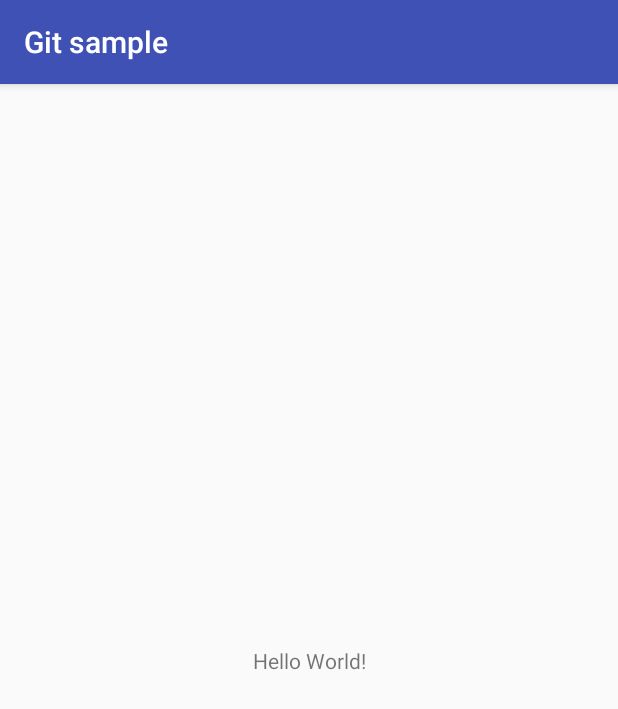
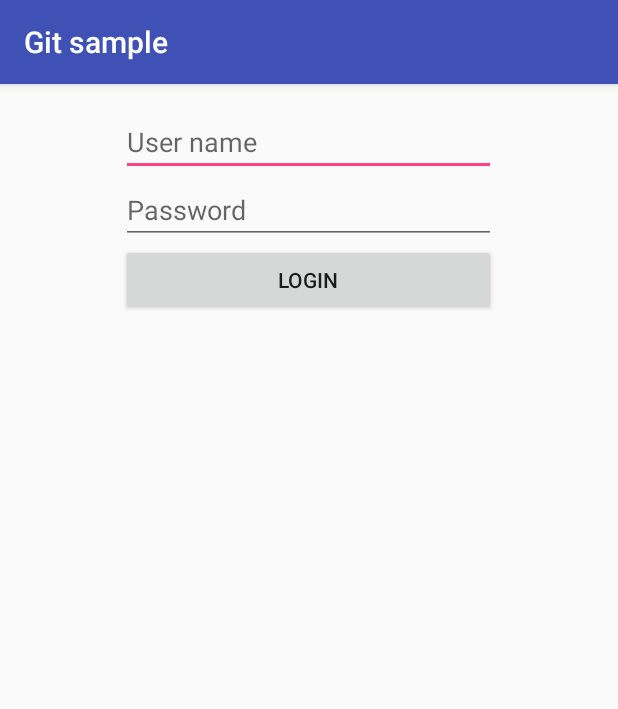
Before and after one commit to Rameshbeandroid/MySample, an Android app: the screen it shows after launch (MainActivity before the commit, LoginActivity after it), on a phone screen of 412 x 824 dp. Shown: the top 709 px of the screen. Run offline under Robolectric (Android 15) with nearby library versions, the phone set to English and light mode, and no system bars; 1 statement that could not run was skipped.

Commit message:
Mvp implemented

```diff
--- a/app/src/main/AndroidManifest.xml
+++ b/app/src/main/AndroidManifest.xml
@@ -3,13 +3,12 @@
     package="com.ramesh.gitsample">
 
     <application
-        android:allowBackup="true"
         android:icon="@mipmap/ic_launcher"
         android:label="@string/app_name"
         android:roundIcon="@mipmap/ic_launcher_round"
         android:supportsRtl="true"
         android:theme="@style/AppTheme">
-        <activity android:name=".MainActivity">
+        <activity android:name=".login.LoginActivity">
             <intent-filter>
                 <action android:name="android.intent.action.MAIN" />
 
--- a/app/src/main/java/com/ramesh/gitsample/MainActivity.java
+++ /dev/null
@@ -1,19 +0,0 @@
-package com.ramesh.gitsample;
-
-import android.os.Bundle;
-import android.support.v7.app.AppCompatActivity;
-import android.widget.Toast;
-
-public class MainActivity extends AppCompatActivity {
-
-    @Override
-    protected void onCreate(Bundle savedInstanceState) {
-        super.onCreate(savedInstanceState);
-        setContentView(R.layout.activity_main);
-        displayToast();
-    }
-
-    private void displayToast() {
-        Toast.makeText(this, "Ramesh continuous integration12345", Toast.LENGTH_SHORT).show();
-    }
-}
--- /dev/null
+++ b/app/src/main/java/com/ramesh/gitsample/login/LoginActivity.java
@@ -0,0 +1,70 @@
+package com.ramesh.gitsample.login;
+
+import android.os.Bundle;
+import android.support.v7.app.AppCompatActivity;
+import android.view.View;
+import android.widget.EditText;
+import android.widget.ProgressBar;
+
+import com.ramesh.gitsample.R;
+import com.ramesh.gitsample.login.LoginPresenter;
+import com.ramesh.gitsample.login.LoginPresenterImpl;
+import com.ramesh.gitsample.login.LoginView;
+
+public class LoginActivity extends AppCompatActivity implements LoginView, View.OnClickListener {
+
+    private ProgressBar progressBar;
+    private EditText username;
+    private EditText password;
+    private LoginPresenter presenter;
+
+    @Override
+    protected void onCreate(Bundle savedInstanceState) {
+        super.onCreate(savedInstanceState);
+        setContentView(R.layout.activity_login);
+
+        progressBar = (ProgressBar) findViewById(R.id.progress);
+        username = (EditText) findViewById(R.id.username);
+        password = (EditText) findViewById(R.id.password);
+        findViewById(R.id.button).setOnClickListener(this);
+
+        presenter = new LoginPresenterImpl(this);
+    }
+
+    @Override
+    protected void onDestroy() {
+        presenter.onDestroy();
+        super.onDestroy();
+    }
+
+    @Override
+    public void showProgress() {
+        progressBar.setVisibility(View.VISIBLE);
+    }
+
+    @Override
+    public void hideProgress() {
+        progressBar.setVisibility(View.GONE);
+    }
+
+    @Override
+    public void setUsernameError() {
+        username.setError(getString(R.string.username_error));
+    }
+
+    @Override
+    public void setPasswordError() {
+        password.setError(getString(R.string.password_error));
+    }
+
+    @Override
+    public void navigateToHome() {
+//        startActivity(new Intent(this, MainActivity.class));
+        finish();
+    }
+
+    @Override
+    public void onClick(View v) {
+        presenter.validateCredentials(username.getText().toString(), password.getText().toString());
+    }
+}
--- /dev/null
+++ b/app/src/main/res/layout/activity_login.xml
@@ -0,0 +1,39 @@
+<LinearLayout xmlns:android="http://schemas.android.com/apk/res/android"
+    android:layout_width="250dp"
+    android:layout_height="wrap_content"
+    android:layout_gravity="center_horizontal"
+    android:layout_marginTop="16dp"
+    android:gravity="center"
+    android:orientation="vertical">
+
+    <EditText
+        android:id="@+id/username"
+        android:layout_width="match_parent"
+        android:layout_height="wrap_content"
+        android:drawablePadding="8dp"
+        android:gravity="center_vertical"
+        android:hint="@string/user_name" />
+
+    <EditText
+        android:id="@+id/password"
+        android:layout_width="match_parent"
+        android:layout_height="wrap_content"
+        android:drawablePadding="8dp"
+        android:gravity="center_vertical"
+        android:hint="@string/user_password"
+        android:inputType="textPassword" />
+
+    <Button
+        android:id="@+id/button"
+        android:layout_width="match_parent"
+        android:layout_height="wrap_content"
+        android:text="@string/log_in" />
+
+    <ProgressBar
+        android:id="@+id/progress"
+        android:layout_width="wrap_content"
+        android:layout_height="wrap_content"
+        android:layout_marginTop="8dp"
+        android:visibility="gone" />
+
+</LinearLayout>
--- a/app/src/main/res/layout/activity_main.xml
+++ /dev/null
@@ -1,18 +0,0 @@
-<?xml version="1.0" encoding="utf-8"?>
-<android.support.constraint.ConstraintLayout xmlns:android="http://schemas.android.com/apk/res/android"
-    xmlns:app="http://schemas.android.com/apk/res-auto"
-    xmlns:tools="http://schemas.android.com/tools"
-    android:layout_width="match_parent"
-    android:layout_height="match_parent"
-    tools:context="com.ramesh.gitsample.MainActivity">
-
-    <TextView
-        android:layout_width="wrap_content"
-        android:layout_height="wrap_content"
-        android:text="Hello World!"
-        app:layout_constraintBottom_toBottomOf="parent"
-        app:layout_constraintLeft_toLeftOf="parent"
-        app:layout_constraintRight_toRightOf="parent"
-        app:layout_constraintTop_toTopOf="parent" />
-
-</android.support.constraint.ConstraintLayout>
--- a/app/src/main/res/values/strings.xml
+++ b/app/src/main/res/values/strings.xml
@@ -1,3 +1,8 @@
 <resources>
     <string name="app_name">Git sample</string>
+    <string name="user_name">User name</string>
+    <string name="user_password">Password</string>
+    <string name="log_in">Login</string>
+    <string name="password_error">Password Error</string>
+    <string name="username_error">Username Error</string>
 </resources>
```
